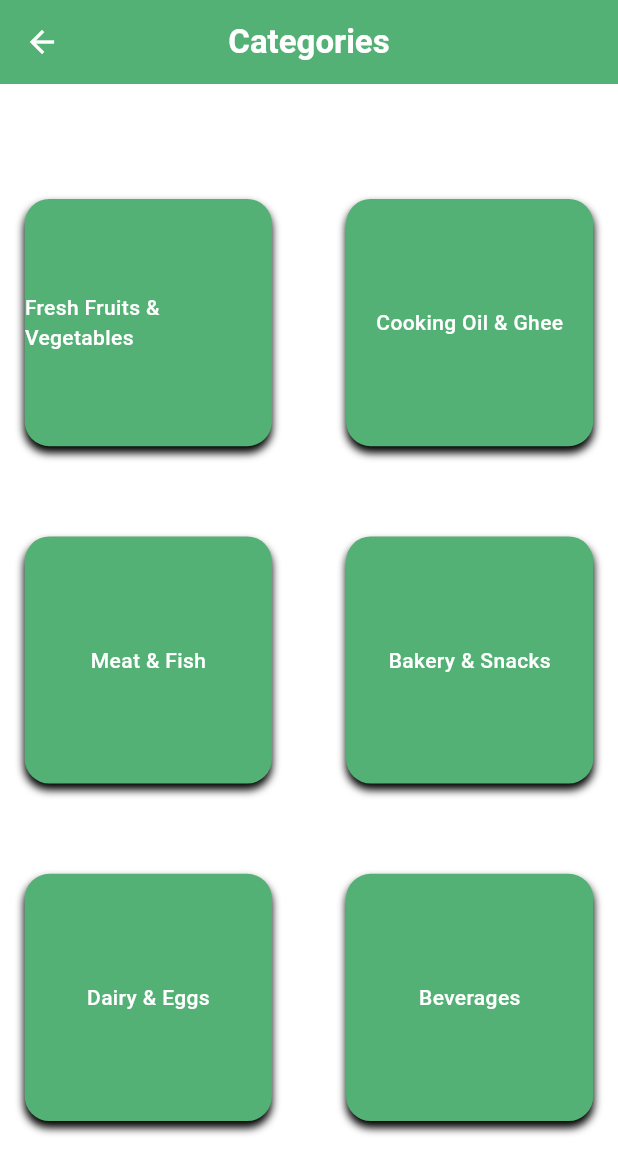
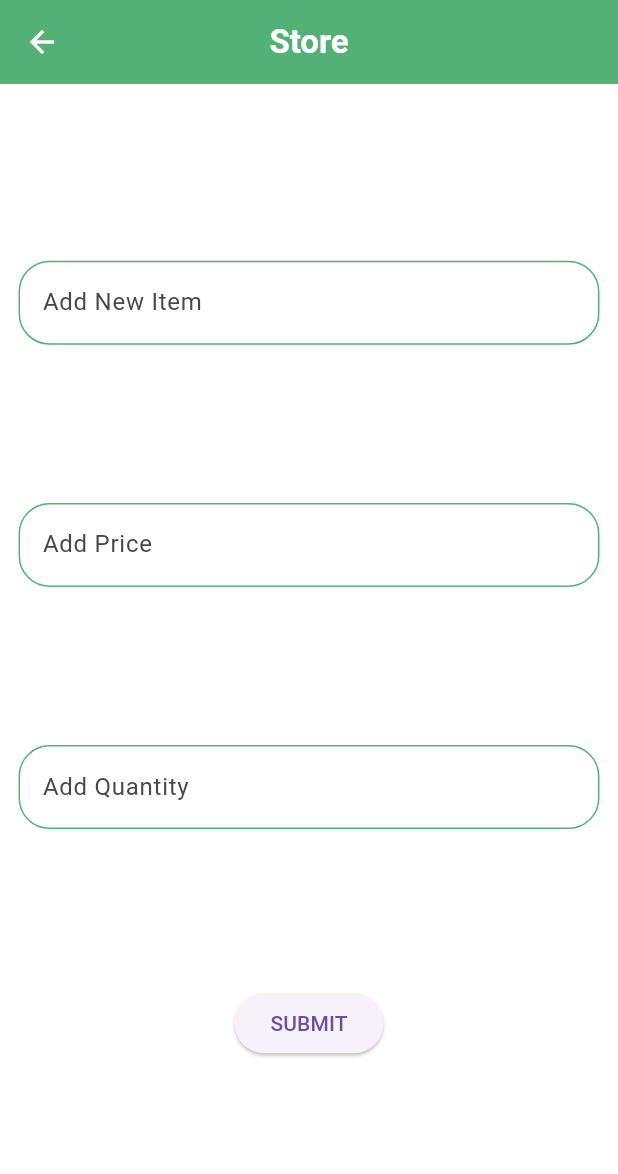
Before and after one commit to shibii787/nectar_admin, a Flutter app: the categories screen opened directly, after a tap on "Fresh Fruits & Vegetables", on a phone screen of 412 x 824 dp. Shown: the top 1174 px of the screen. Run offline on Flutter 3.47's test engine with Material 3 defaults, Android fonts, the phone set to English and light mode, and no system bars; our stand-ins replace cloud_firestore, firebase_core, flutter_riverpod; accounts and stored records are empty.

Commit message:
changes in user section

```diff
--- a/lib/app_administration/categories/app_categories.dart
+++ b/lib/app_administration/categories/app_categories.dart
@@ -1,4 +1,5 @@
 import 'package:flutter/material.dart';
+import 'package:nectar_admin/app_administration/categories/fruits_vegetables.dart';
 import 'package:nectar_admin/core/common/colors.dart';
 
 import '../../main.dart';
@@ -39,7 +40,7 @@ class _categoriesState extends State<categories> {
                 children: [
                   InkWell(
                     onTap: () {
-
+                      Navigator.push(context, MaterialPageRoute(builder: (context) => fruitsAndVegetables(),));
                     },
                     child: Container(
                       height: h*0.2,
--- /dev/null
+++ b/lib/app_administration/categories/fruits_vegetables.dart
@@ -0,0 +1,112 @@
+import 'package:flutter/material.dart';
+import 'package:nectar_admin/core/common/colors.dart';
+
+import '../../main.dart';
+
+class fruitsAndVegetables extends StatefulWidget {
+  const fruitsAndVegetables({super.key});
+
+  @override
+  State<fruitsAndVegetables> createState() => _fruitsAndVegetablesState();
+}
+
+class _fruitsAndVegetablesState extends State<fruitsAndVegetables> {
+
+  TextEditingController itemnameController = TextEditingController();
+  TextEditingController priceController = TextEditingController();
+  TextEditingController qtyController = TextEditingController();
+
+  @override
+  Widget build(BuildContext context) {
+    return Scaffold(
+      backgroundColor: theColors.primaryColor,
+      appBar: AppBar(
+        backgroundColor: theColors.third,
+        title: Text("Store",style: TextStyle(
+          fontWeight: FontWeight.w600,color: theColors.primaryColor
+        ),),
+        centerTitle: true,
+        leading: InkWell(
+          onTap: () {
+            Navigator.pop(context);
+          },
+            child: Icon(Icons.arrow_back,color: theColors.primaryColor,)),
+      ),
+      body: Padding(
+        padding: EdgeInsets.all(w*0.03),
+        child: Column(
+          mainAxisAlignment: MainAxisAlignment.spaceEvenly,
+          children: [
+            TextFormField(
+              controller: itemnameController,
+              decoration: InputDecoration(
+                border: OutlineInputBorder(
+                  borderRadius: BorderRadius.circular(w*0.05),
+                ),
+                label: Text("Add New Item"),
+                enabledBorder: OutlineInputBorder(
+                  borderRadius: BorderRadius.circular(w*0.05),
+                  borderSide: BorderSide(
+                    color: theColors.third
+                  )
+                ),
+                focusedBorder: OutlineInputBorder(
+                  borderRadius: BorderRadius.circular(w*0.05),
+                  borderSide: BorderSide(
+                    color: theColors.third
+                  )
+                )
+              ),
+            ),
+            TextFormField(
+              controller: priceController,
+              decoration: InputDecoration(
+                border: OutlineInputBorder(
+                  borderRadius: BorderRadius.circular(w*0.05),
+                ),
+                label: Text("Add Price"),
+                enabledBorder: OutlineInputBorder(
+                  borderRadius: BorderRadius.circular(w*0.05),
+                  borderSide: BorderSide(
+                    color: theColors.third
+                  )
+                ),
+                focusedBorder: OutlineInputBorder(
+                  borderRadius: BorderRadius.circular(w*0.05),
+                  borderSide: BorderSide(
+                    color: theColors.third
+                  )
+                )
+              ),
+            ),
+            TextFormField(
+              controller: qtyController,
+              decoration: InputDecoration(
+                border: OutlineInputBorder(
+                  borderRadius: BorderRadius.circular(w*0.05),
+                ),
+                label: Text("Add Quantity"),
+                enabledBorder: OutlineInputBorder(
+                  borderRadius: BorderRadius.circular(w*0.05),
+                  borderSide: BorderSide(
+                    color: theColors.third
+                  )
+                ),
+                focusedBorder: OutlineInputBorder(
+                  borderRadius: BorderRadius.circular(w*0.05),
+                  borderSide: BorderSide(
+                    color: theColors.third
+                  )
+                )
+              ),
+            ),
+            ElevatedButton(
+                onPressed: () {
+
+                }, child: Text("SUBMIT",))
+          ],
+        ),
+      ),
+    );
+  }
+}
--- a/pubspec.yaml
+++ b/pubspec.yaml
@@ -42,6 +42,8 @@ dependencies:
   google_sign_in: ^6.1.6
   side_navigation: ^1.0.4
   shared_preferences: ^2.2.3
+  image_picker: ^1.0.4
+  cached_network_image: ^3.3.0
   flutter_riverpod:
 
 dev_dependencies:
```
Also changed, not shown: pubspec.lock.
